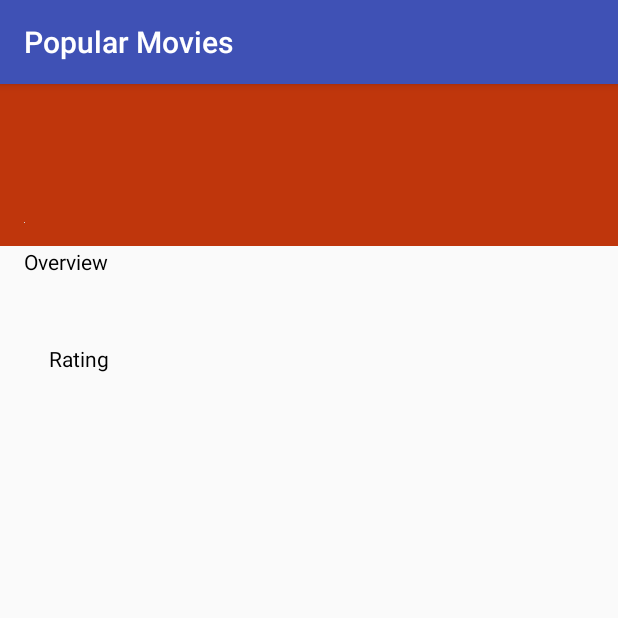
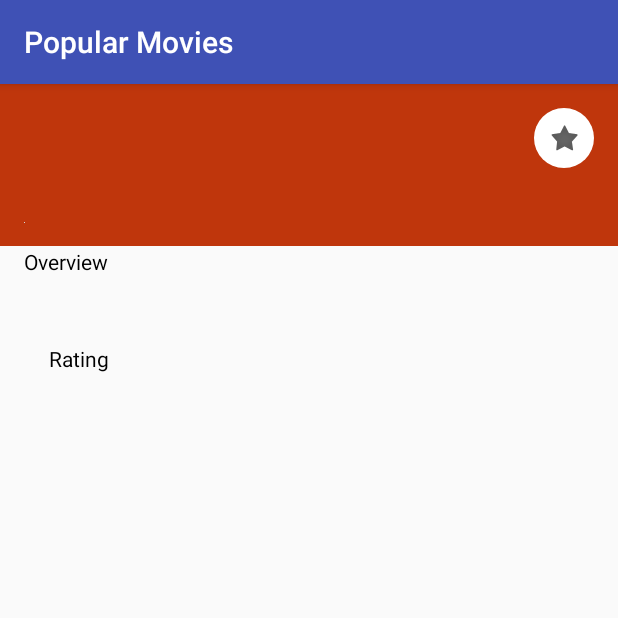
Before and after one commit to BhavyanshM/Popular-Movies, an Android app: the MovieDetailsActivity screen opened directly, with no data from a screen before it, on a phone screen of 412 x 824 dp, the top half of it. Run offline under Robolectric (Android 15) with nearby library versions, the phone set to English and light mode, and no system bars; our stand-ins replace ButterKnife, Picasso; pictures from the network do not load.

Commit message:
Add the favorite button, content provider and SQL Database

```diff
--- a/app/build.gradle
+++ b/app/build.gradle
@@ -35,4 +35,5 @@ dependencies {
     implementation 'com.squareup.picasso:picasso:2.5.2'
     implementation 'com.jakewharton:butterknife:8.8.1'
     annotationProcessor 'com.jakewharton:butterknife-compiler:8.8.1'
+    implementation 'com.android.support:design:26.1.0'
 }
--- a/app/src/main/java/com/computecrib/android/popularmovies/MovieDetailsActivity.java
+++ b/app/src/main/java/com/computecrib/android/popularmovies/MovieDetailsActivity.java
@@ -1,13 +1,19 @@
 package com.computecrib.android.popularmovies;
 
 import android.content.Intent;
+import android.content.res.ColorStateList;
+import android.graphics.Color;
+import android.support.design.widget.FloatingActionButton;
 import android.support.v7.app.AppCompatActivity;
 import android.os.Bundle;
 import android.view.Menu;
 import android.view.MenuInflater;
 import android.view.MenuItem;
+import android.view.View;
+import android.widget.ImageButton;
 import android.widget.ImageView;
 import android.widget.TextView;
+import android.widget.Toast;
 
 import com.squareup.picasso.Picasso;
 
@@ -21,12 +27,16 @@ public class MovieDetailsActivity extends AppCompatActivity {
     @BindView(R.id.tv_movie_description) TextView mDescriptionTextView;
     @BindView(R.id.tv_movie_rating) TextView mRatingTextView;
     @BindView(R.id.tv_movie_release_date) TextView mReleaseDateTextView;
+    @BindView(R.id.ib_fav_button) ImageButton mFavButton;
+    private Boolean isFavorite;
 
     @Override
     protected void onCreate(Bundle savedInstanceState) {
         super.onCreate(savedInstanceState);
         setContentView(R.layout.activity_movie_details);
         ButterKnife.bind(this);
+
+        isFavorite = false;
 
         Intent theSourceIntent = getIntent();
         mTitleTextView.setText(theSourceIntent.getStringExtra(getString(R.string.title_label)));
@@ -36,6 +46,20 @@ public class MovieDetailsActivity extends AppCompatActivity {
         Picasso.with(this)
                 .load(getApplicationContext().getString(R.string.base_image_url) + theSourceIntent.getStringExtra(getString(R.string.poster_path_label)))
                 .into(mMovieSmallImageView);
+
+        mFavButton.setOnClickListener(new View.OnClickListener() {
+            @Override
+            public void onClick(View view) {
+                if(isFavorite){
+                    mFavButton.setBackground(getResources().getDrawable(R.drawable.fav_button_off));
+                    isFavorite = false;
+                }else{
+                    mFavButton.setBackground(getResources().getDrawable(R.drawable.fav_button_on));
+                    isFavorite = true;
+                }
+            }
+        });
+
     }
 
 
--- /dev/null
+++ b/app/src/main/res/drawable/fav_button_off.xml
@@ -0,0 +1,8 @@
+<?xml version="1.0" encoding="utf-8"?>
+<shape xmlns:android="http://schemas.android.com/apk/res/android"
+    android:dither="true"
+    android:shape="oval">
+
+    <solid android:color="@color/fab_color_off"/>
+
+</shape>
--- /dev/null
+++ b/app/src/main/res/drawable/fav_button_on.xml
@@ -0,0 +1,8 @@
+<?xml version="1.0" encoding="utf-8"?>
+<shape xmlns:android="http://schemas.android.com/apk/res/android"
+    android:dither="true"
+    android:shape="oval">
+
+    <solid android:color="@color/fab_color_on" />
+
+</shape>
--- a/app/src/main/res/layout/activity_movie_details.xml
+++ b/app/src/main/res/layout/activity_movie_details.xml
@@ -107,6 +107,20 @@
             android:layout_marginEnd="16dp"
             android:layout_marginTop="8dp"
             tools:text="Lorem Ipsum Dolerey Mi Fasola Ti" />
+
+        <ImageButton
+            android:id="@+id/ib_fav_button"
+            android:layout_width="40dp"
+            android:layout_height="40dp"
+            android:layout_marginEnd="16dp"
+            android:layout_marginTop="16dp"
+            android:layout_alignParentEnd="true"
+            android:layout_alignParentTop="true"
+            android:foregroundGravity="top"
+            android:tint="#000000"
+            android:background="@drawable/fav_button_off"
+            app:srcCompat="@android:drawable/star_off" />
+
     </RelativeLayout>
 
 </ScrollView>
--- a/app/src/main/res/values/colors.xml
+++ b/app/src/main/res/values/colors.xml
@@ -3,4 +3,6 @@
     <color name="colorPrimary">#3F51B5</color>
     <color name="colorPrimaryDark">#303F9F</color>
     <color name="colorAccent">#FF4081</color>
+    <color name="fab_color_on">#FFEB3B</color>
+    <color name="fab_color_off">#FFFFFF</color>
 </resources>
--- a/app/src/main/res/values/strings.xml
+++ b/app/src/main/res/values/strings.xml
@@ -19,5 +19,5 @@
     <string name="param_api_key">api_key</string>
     <string name="popular_label">Popular</string>
     <string name="top_rated_label">Top Rated</string>
-    <string name="api_key">PLEASE_INSERT_API_KEY_HERE</string>
+    <string name="api_key">PLEASE_INSERT_YOUR_KEY_HERE</string>
 </resources>
```
Also changed, not shown: app/src/main/AndroidManifest.xml (+6 -1 lines), app/src/main/java/com/computecrib/android/popularmovies/MovieContentProvider.java (added, +83 -0 lines), app/src/main/java/com/computecrib/android/popularmovies/MovieContract.java (added, +22 -0 lines), app/src/main/java/com/computecrib/android/popularmovies/MovieDbHelper.java (added, +36 -0 lines).
